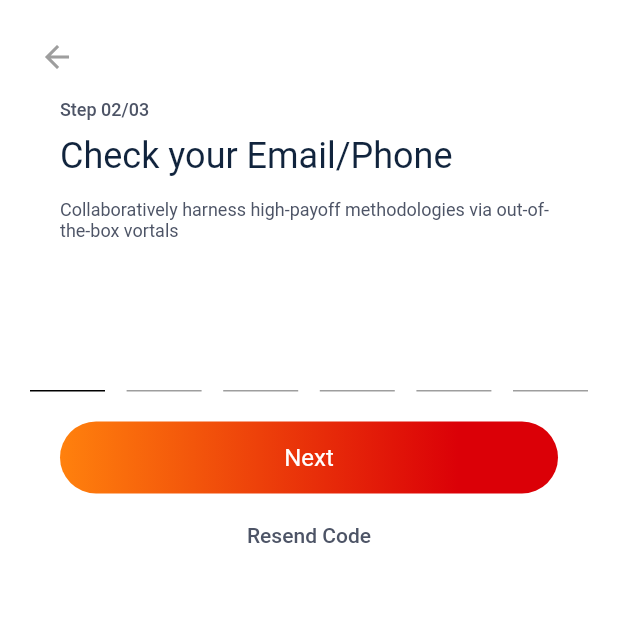
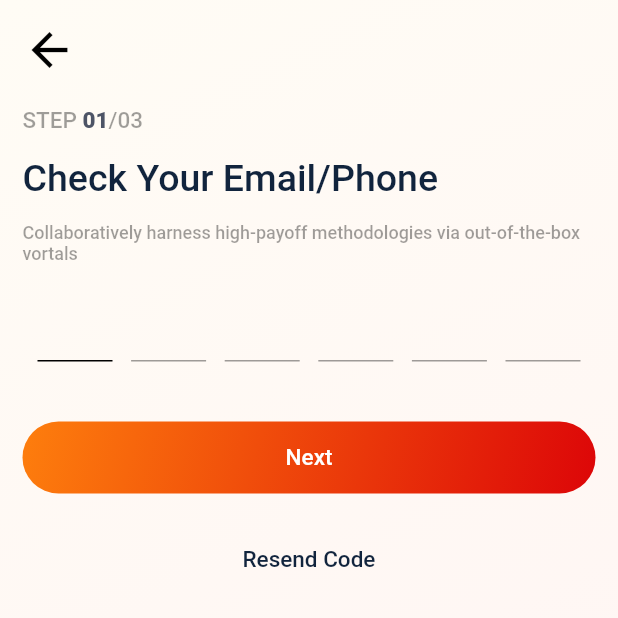
Before and after one commit to naimulNoor/maxxfortune, a Flutter app: the RegistrationTwoPage screen opened directly, on a phone screen of 412 x 824 dp, the top half of it. Run offline on Flutter 3.47's test engine with Material 2 defaults, Android fonts, the phone set to English and light mode, and no system bars; our stand-ins replace badges, cached_network_image, carousel_slider, confetti, country_code_picker, dio and 14 more; missing offline and left inert: launch_review, webview_flutter_plus; accounts and stored records are empty; project files that could hold a hidden picture were left out.

Commit message:
registration process done

```diff
--- a/lib/routes.dart
+++ b/lib/routes.dart
@@ -6,7 +6,7 @@ import 'package:tokenapp/ui/ninja/ClaimScreenOne.dart';
 import 'package:tokenapp/ui/ninja/ClaimScreenTwo.dart';
 import 'package:tokenapp/ui/ninja/CongratulationsScreen.dart';
 import 'package:tokenapp/ui/ninja/CreateAccountScreenOne.dart';
-import 'package:tokenapp/ui/ninja/CreateAccountScreenTwo.dart';
+import 'package:tokenapp/ui/ninja/CreateAccountScreenThree.dart';
 
 import 'package:tokenapp/ui/ninja/DailyRewardScreen.dart';
 import 'package:tokenapp/ui/ninja/DiscountScreen.dart';
--- a/lib/ui/app/auth/registration/registration_page_two.dart
+++ b/lib/ui/app/auth/registration/registration_page_two.dart
@@ -1,30 +1,10 @@
 import 'package:flutter/material.dart';
 import 'package:flutter/services.dart';
-import 'package:flutter_svg/svg.dart';
-import 'package:get/get.dart';
-import 'package:tokenapp/app_style.dart';
-import 'package:tokenapp/base/widget/custom_filled_button.dart';
-import 'package:tokenapp/base/widget/custom_text_form_field.dart';
-import 'package:tokenapp/constants.dart';
-import 'package:tokenapp/data/models/MessageResponse.dart';
-import 'package:tokenapp/data/models/container/contactus/ContactUsModel.dart';
-import 'package:tokenapp/data/models/container/contactus/ContactUsResponse.dart';
 import 'package:tokenapp/ui/app/auth/registration/registration_page_three.dart';
-import 'package:tokenapp/ui/common_widgets/positive_button.dart';
-import 'package:tokenapp/ui/container/UIConstants/Colors.dart';
-import 'package:tokenapp/ui/container/UIConstants/GSWidgetStyles.dart';
-import 'package:tokenapp/ui/container/UIConstants/Strings.dart';
-import 'package:tokenapp/ui/ninja/CreateAccountScreenTwo.dart';
+import 'package:tokenapp/ui/ninja/CreateAccountScreenThree.dart';
+import 'package:tokenapp/utils/AppCustomColors.dart';
 
-import 'package:tokenapp/utils/constants.dart';
-import 'package:tokenapp/utils/dimens.dart';
-import 'package:tokenapp/utils/reges_format.dart';
-import 'package:tokenapp/utils/spacers.dart';
-import 'package:tokenapp/widgets/widget_button.dart';
 import 'package:tokenapp/widgets/widget_inputotp_field.dart';
-import 'package:tokenapp/widgets/widget_textfrom_field.dart';
-import 'package:tokenapp/widgets/widget_textstyle.dart';
-import 'package:google_fonts/google_fonts.dart';
 
 class RegistrationTwoPage extends StatefulWidget {
   const RegistrationTwoPage({Key? key}) : super(key: key);
@@ -34,34 +14,6 @@ class RegistrationTwoPage extends StatefulWidget {
 }
 
 class _LoginPageViewState extends State<RegistrationTwoPage> {
-  late TextEditingController emailController;
-  late TextEditingController passwordController;
-  late TextEditingController confirmPasswordController;
-  late TextEditingController phonController;
-  late TextEditingController nameController;
-
-
-
-
-  @override
-  void initState() {
-    super.initState();
-    emailController = TextEditingController();
-    emailController.text="";
-
-    passwordController = TextEditingController();
-    passwordController.text="";
-
-    confirmPasswordController = TextEditingController();
-    confirmPasswordController.text="";
-
-    phonController = TextEditingController();
-    phonController.text="";
-
-    nameController = TextEditingController();
-    nameController.text="";
-
-  }
 
   @override
   Widget build(BuildContext context) {
@@ -73,72 +25,76 @@ class _LoginPageViewState extends State<RegistrationTwoPage> {
         statusBarColor: Colors.transparent,
         statusBarBrightness: Brightness.dark,
       ),
-      child: Scaffold(
-        resizeToAvoidBottomInset: true,
-        backgroundColor: Colors.white,
-        body: SafeArea(
-          child: SingleChildScrollView(
-            child: Container(
-              padding: EdgeInsets.all(10.0),
-              child: Column(
-                mainAxisAlignment: MainAxisAlignment.start,
-                crossAxisAlignment: CrossAxisAlignment.start,
-                children: [
-                  AppBar(
-                    leading: Icon(Icons.arrow_back,color: Colors.grey,),
-                    backgroundColor: Colors.white,
-                    elevation: 0.0,
-                  ),
-                  WidgetTextField(
-                    title: "Step 02/03",
-                    margin: EdgeInsets.symmetric(horizontal: 30.0),
-                    textStyle: AppFontStyle.headerhinttitle,
-
-                  ),
-                  SizedBox(height: 10,),
-                  WidgetTextField(
-                    title: "Check your Email/Phone",
-                    margin: EdgeInsets.symmetric(horizontal: 30.0),
-                    textStyle: AppFontStyle.headerTitle,
-
-                  ),
-                  SizedBox(height: 15,),
-                  WidgetTextField(
-                    title: "Collaboratively harness high-payoff methodologies via out-of-the-box vortals",
-                    margin: EdgeInsets.symmetric(horizontal: 30.0),
-                    textStyle: AppFontStyle.subHeaderTitle,
-
-                  ),
-                  SizedBox(height: 50,),
-                 WidgetInputOtpField(
-                   margin:EdgeInsets.symmetric(horizontal: 10.0),
-                 ),
-                 Column(
-                   children: [
-                     WidgetButton(
-                       title:"Next",
-                       margin:EdgeInsets.symmetric(horizontal: 30.0,vertical: 20.0),
-                       onTap: () {
-                         Navigator.push(
-                           context,
-                           MaterialPageRoute(
-                             builder: (context) => (CreateAccountThreeScreenPage()),
-                           ),
-                         );
-                       },
-                     ),
-                     Text(
-                         "Resend Code",
-                       style: AppFontStyle.buttontext,
-                     )
-                   ],
-                 ),
-                ],
-              ),
+      child: SafeArea(
+        child: Scaffold(
+          body: Container(
+            height: double.infinity,
+            width: double.infinity,
+            decoration: BoxDecoration(
+                gradient: LinearGradient(colors: [
+                  AppCustomColors.createAccPageStartColor,
+                  AppCustomColors.createAccPageEndColor,
+                ],begin: Alignment.topLeft, end: Alignment.bottomRight)),
+            child: SingleChildScrollView(
+              child: _appBody(),
             ),
           ),
         ),
       ),
     );
   }
+
+  Widget _appBody(){
+    return Padding(
+      padding: EdgeInsets.all(15.0),
+      child: Column(
+        crossAxisAlignment: CrossAxisAlignment.start,
+        children: [
+          InkWell(child: Icon(Icons.arrow_back, color: Colors.black,size: 36,), onTap: () {Navigator.pop(context);},),
+          const SizedBox(height: 20.0,),
+          RichText(text: const TextSpan(
+              children: [
+                TextSpan(text: "STEP ", style: TextStyle(fontWeight: FontWeight.w500, fontSize: 15.0, color: Colors.black38)),
+                TextSpan(text: "01", style: TextStyle(fontWeight: FontWeight.w900, fontSize: 15.0, color: AppCustomColors.textLightColor)),
+                TextSpan(text: "/03", style: TextStyle(fontWeight: FontWeight.w500, fontSize: 15.0, color: Colors.black38)),
+              ]
+          )),
+          const SizedBox(height: 15.0,),
+          const Text("Check Your Email/Phone", style: TextStyle(fontWeight: FontWeight.w500, fontSize: 25.0, color: AppCustomColors.textDarkColor),),
+          const SizedBox(height: 15.0,),
+          const Text("Collaboratively harness high-payoff methodologies via out-of-the-box vortals", style: TextStyle(fontWeight: FontWeight.w500, fontSize: 12.0, color: Colors.black38),),
+          const SizedBox(height: 15.0,),
+          WidgetInputOtpField(
+            margin:EdgeInsets.symmetric(horizontal: 10.0),
+          ),
+          const SizedBox(height: 40.0,),
+          Padding(
+            padding: const EdgeInsets.only(bottom: 15.0),
+            child: Container(
+              width: MediaQuery.of(context).size.width,
+              height: 48.0,
+              decoration: BoxDecoration(
+                borderRadius: BorderRadius.circular(25.0),
+                gradient: const LinearGradient(
+                  begin: Alignment(-1.0, -2.0),
+                  end: Alignment(1.0, 2.0),
+                  colors: <Color>[
+                    AppCustomColors.buttonStartColor,
+                    AppCustomColors.buttonEndColor
+                  ],
+                ),
+              ),
+              child: InkWell(
+                child: Center(child: Text("Next", style: TextStyle(fontWeight: FontWeight.w500, fontSize: 15.0, color: Colors.white), textAlign: TextAlign.center,)),
+                onTap: () {Navigator.push(context, MaterialPageRoute(builder: (context) => (CreateAccountThreeScreenPage())));},
+              ),
+            ),
+          ),
+          const SizedBox(height: 20.0,),
+          Center(child: Text("Resend Code", style: TextStyle(fontWeight: FontWeight.w500, fontSize: 15.0, color: AppCustomColors.textDarkColor),textAlign: TextAlign.center,)),
+        ],
+      ),
+    );
+  }
+
 }
--- a/lib/ui/app/splash/splash.dart
+++ b/lib/ui/app/splash/splash.dart
@@ -95,7 +95,7 @@ class _SplashScreenState extends State<SplashScreen> {
 
                       ),
                       child: Center(
-                          child: Text("Create a New Account",style: TextStyle(color: Colors.white),)),
+                          child: Text("Create a New Account",style: TextStyle(color: Colors.white, fontWeight: FontWeight.w500, fontSize: 15.0),)),
                     ),
                   ),
                 ),
--- a/lib/widgets/widget_button.dart
+++ b/lib/widgets/widget_button.dart
@@ -36,7 +36,7 @@ class _WidgetButtonState extends State<WidgetButton> {
 
           ),
           child: Center(
-              child: Text(widget.title,style: TextStyle(color: Colors.white),)),
+              child: Text(widget.title,style: TextStyle(color: Colors.white, fontWeight: FontWeight.w500, fontSize: 15.0),)),
         ),
       ),
     );
```
Also changed, not shown: lib/ui/ninja/CreateAccountScreenOne.dart (+16 -9 lines), lib/ui/ninja/CreateAccountScreenThree.dart (renamed from lib/ui/ninja/CreateAccountScreenTwo.dart, +14 -9 lines).
